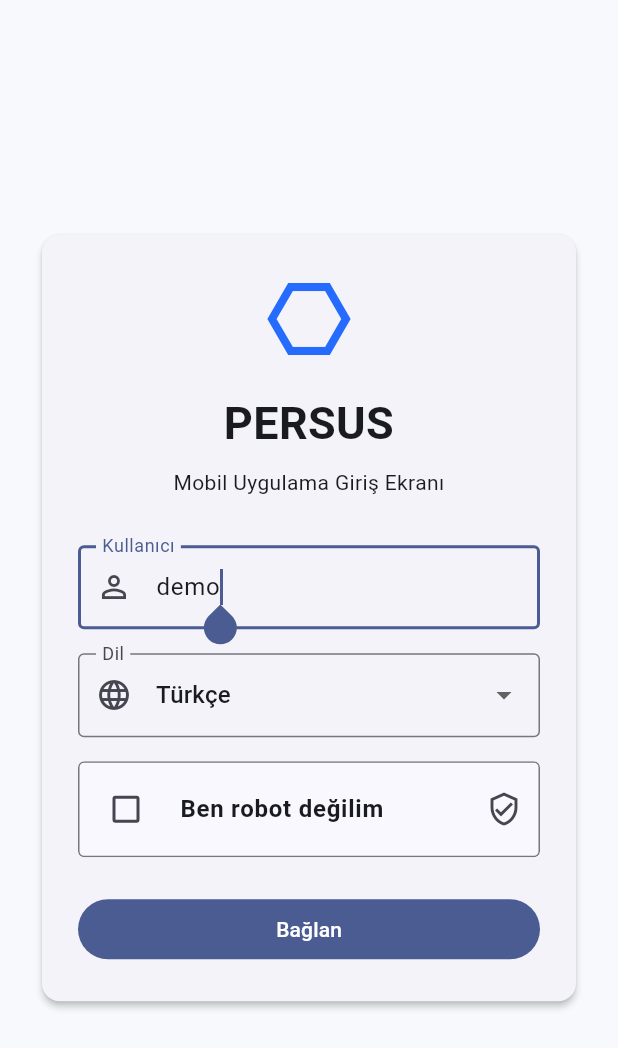
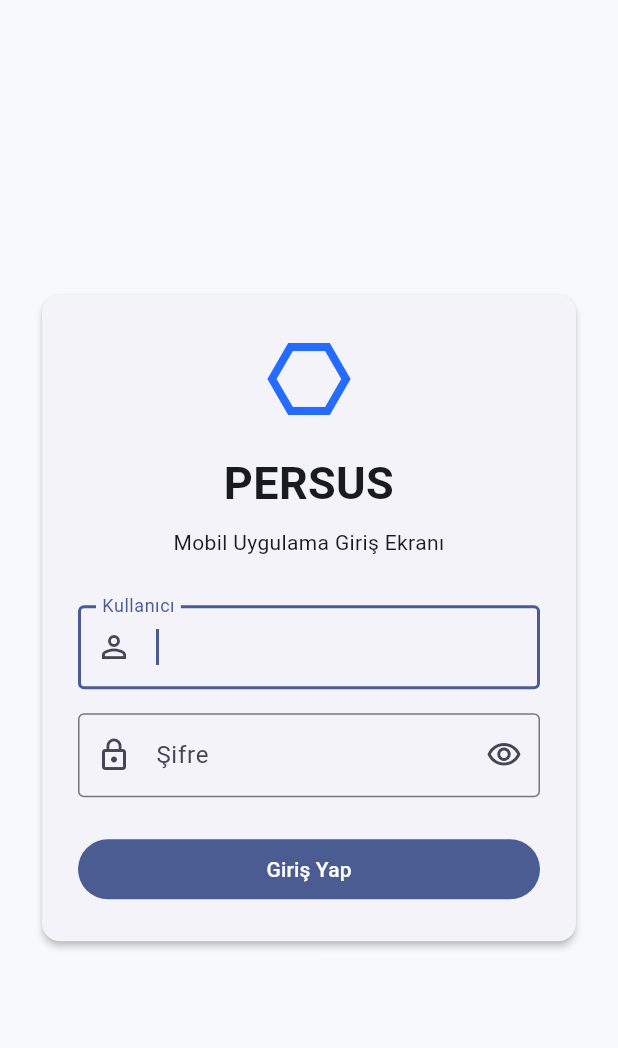
Before and after one commit to rifyilmaz/persus-mobile, a Flutter app: the screen it shows after launch, on a phone screen of 412 x 824 dp. Shown: the top 1048 px of the screen. Run offline on Flutter 3.47's test engine with Material 3 defaults, Android fonts, the phone set to English and light mode, and no system bars.

Commit message:
Connect mobile login to real Persus API

```diff
--- a/lib/features/auth/data/models/login_request.dart
+++ b/lib/features/auth/data/models/login_request.dart
@@ -1,16 +1,16 @@
 class LoginRequest {
   final String username;
-  final String language;
+  final String password;
 
-  LoginRequest({
+  const LoginRequest({
     required this.username,
-    required this.language,
+    required this.password,
   });
 
   Map<String, dynamic> toJson() {
     return {
       'username': username,
-      'language': language,
+      'password': password,
     };
   }
 }
--- a/lib/features/auth/data/models/login_response.dart
+++ b/lib/features/auth/data/models/login_response.dart
@@ -1,43 +1,58 @@
 class LoginResponse {
-  final bool success;
-  final int userId;
+  final String status;
+  final int errorCode;
+  final String errorMsg;
+
+  final String token;
+  final String tokenType;
+
+  final String userId;
   final String username;
   final String fullName;
-  final String token;
-  final String tokenType;
-  final int expiresIn;
 
-  LoginResponse({
-    required this.success,
+  const LoginResponse({
+    required this.status,
+    required this.errorCode,
+    required this.errorMsg,
+    required this.token,
+    required this.tokenType,
     required this.userId,
     required this.username,
     required this.fullName,
-    required this.token,
-    required this.tokenType,
-    required this.expiresIn,
   });
 
   factory LoginResponse.fromJson(Map<String, dynamic> json) {
+    final result = json['result'];
+
+    final resultMap = result is Map<String, dynamic>
+        ? result
+        : <String, dynamic>{};
+
     return LoginResponse(
-      success: json['success'] as bool,
-      userId: json['userId'] as int,
-      username: json['username'] as String,
-      fullName: json['fullName'] as String,
-      token: json['token'] as String,
-      tokenType: json['tokenType'] as String,
-      expiresIn: json['expiresIn'] as int,
+      status: json['status']?.toString() ?? '',
+      errorCode: _parseInt(json['errorCode']),
+      errorMsg: json['errorMsg']?.toString() ?? '',
+
+      token: resultMap['token']?.toString() ?? '',
+      tokenType: resultMap['tokenType']?.toString() ?? '',
+
+      userId: resultMap['userId']?.toString() ?? '',
+      username: resultMap['username']?.toString() ?? '',
+      fullName: resultMap['fullName']?.toString() ?? '',
     );
   }
 
-  Map<String, dynamic> toJson() {
-    return {
-      'success': success,
-      'userId': userId,
-      'username': username,
-      'fullName': fullName,
-      'token': token,
-      'tokenType': tokenType,
-      'expiresIn': expiresIn,
-    };
+  bool get isSuccess {
+    return status == 'OK' &&
+        errorCode == 0 &&
+        token.isNotEmpty;
+  }
+
+  static int _parseInt(dynamic value) {
+    if (value is int) {
+      return value;
+    }
+
+    return int.tryParse(value?.toString() ?? '') ?? -1;
   }
 }
--- a/lib/features/auth/data/services/auth_service.dart
+++ b/lib/features/auth/data/services/auth_service.dart
@@ -3,6 +3,6 @@ import '../models/login_response.dart';
 abstract class AuthService {
   Future<LoginResponse> login({
     required String username,
-    required String language,
+    required String password,
   });
 }
--- a/lib/features/auth/presentation/login_page.dart
+++ b/lib/features/auth/presentation/login_page.dart
@@ -17,24 +17,36 @@ class LoginPage extends StatefulWidget {
 
 class _LoginPageState extends State<LoginPage> {
   final TextEditingController _usernameController =
-      TextEditingController(text: 'demo');
+      TextEditingController();
 
-  String _selectedLanguage = 'Türkçe';
-  bool _isHumanVerified = false;
+  final TextEditingController _passwordController =
+      TextEditingController();
+
   bool _isLoading = false;
+  bool _obscurePassword = true;
   String? _errorMessage;
 
   @override
   void dispose() {
     _usernameController.dispose();
+    _passwordController.dispose();
     super.dispose();
   }
 
   Future<void> _login() async {
-    if (!_isHumanVerified) {
+    final username = _usernameController.text.trim();
+    final password = _passwordController.text;
+
+    if (username.isEmpty) {
       setState(() {
-        _errorMessage =
-            'Devam etmek için “Ben robot değilim” alanını işaretleyin.';
+        _errorMessage = 'Kullanıcı adı boş bırakılamaz.';
+      });
+      return;
+    }
+
+    if (password.isEmpty) {
+      setState(() {
+        _errorMessage = 'Şifre boş bırakılamaz.';
       });
       return;
     }
@@ -45,12 +57,22 @@ class _LoginPageState extends State<LoginPage> {
     });
 
     try {
-      await widget.authService.login(
-        username: _usernameController.text,
-        language: _selectedLanguage,
+      final loginResponse = await widget.authService.login(
+        username: username,
+        password: password,
       );
 
       if (!mounted) {
+        return;
+      }
+
+      if (!loginResponse.isSuccess) {
+        setState(() {
+          _errorMessage = loginResponse.errorMsg.isNotEmpty
+              ? loginResponse.errorMsg
+              : 'Giriş işlemi başarısız oldu.';
+        });
+
         return;
       }
 
@@ -65,7 +87,9 @@ class _LoginPageState extends State<LoginPage> {
       }
 
       setState(() {
-        _errorMessage = error.toString().replaceFirst('Exception: ', '');
+        _errorMessage = error
+            .toString()
+            .replaceFirst('Exception: ', '');
       });
     } finally {
       if (mounted) {
@@ -81,9 +105,12 @@ class _LoginPageState extends State<LoginPage> {
     final colorScheme = Theme.of(context).colorScheme;
 
     return Scaffold(
-      body: Center(
+      body: SafeArea(
+        child: Center(
           child: ConstrainedBox(
-          constraints: const BoxConstraints(maxWidth: 430),
+            constraints: const BoxConstraints(
+              maxWidth: 430,
+            ),
             child: SingleChildScrollView(
               padding: const EdgeInsets.all(24),
               child: Card(
@@ -91,14 +118,17 @@ class _LoginPageState extends State<LoginPage> {
                 child: Padding(
                   padding: const EdgeInsets.all(24),
                   child: Column(
-                  crossAxisAlignment: CrossAxisAlignment.stretch,
+                    crossAxisAlignment:
+                        CrossAxisAlignment.stretch,
                     children: [
                       const Icon(
                         Icons.hexagon_outlined,
                         size: 64,
                         color: Color(0xFF246BFE),
                       ),
+
                       const SizedBox(height: 16),
+
                       const Text(
                         'PERSUS',
                         textAlign: TextAlign.center,
@@ -107,117 +137,111 @@ class _LoginPageState extends State<LoginPage> {
                           fontWeight: FontWeight.bold,
                         ),
                       ),
+
                       const SizedBox(height: 8),
+
                       const Text(
                         'Mobil Uygulama Giriş Ekranı',
                         textAlign: TextAlign.center,
                       ),
+
                       const SizedBox(height: 32),
+
                       TextField(
                         controller: _usernameController,
                         autofocus: true,
-                      textInputAction: TextInputAction.next,
+                        enabled: !_isLoading,
+                        textInputAction:
+                            TextInputAction.next,
                         keyboardType: TextInputType.text,
                         autocorrect: false,
                         enableSuggestions: false,
                         decoration: const InputDecoration(
                           labelText: 'Kullanıcı',
-                        prefixIcon: Icon(Icons.person_outline),
+                          prefixIcon:
+                              Icon(Icons.person_outline),
+                          border: OutlineInputBorder(),
                         ),
                       ),
+
                       const SizedBox(height: 16),
-                    DropdownButtonFormField<String>(
-                      initialValue: _selectedLanguage,
-                      decoration: const InputDecoration(
-                        labelText: 'Dil',
-                        prefixIcon: Icon(Icons.language),
-                      ),
-                      items: const [
-                        DropdownMenuItem(
-                          value: 'Türkçe',
-                          child: Text('Türkçe'),
-                        ),
-                        DropdownMenuItem(
-                          value: 'English',
-                          child: Text('English'),
-                        ),
-                      ],
-                      onChanged: _isLoading
-                          ? null
-                          : (value) {
-                              if (value != null) {
-                                setState(() {
-                                  _selectedLanguage = value;
-                                });
+
+                      TextField(
+                        controller: _passwordController,
+                        enabled: !_isLoading,
+                        obscureText: _obscurePassword,
+                        textInputAction:
+                            TextInputAction.done,
+                        onSubmitted: (_) {
+                          if (!_isLoading) {
+                            _login();
                           }
                         },
-                    ),
-                    const SizedBox(height: 16),
-                    Material(
-                      color: _isHumanVerified
-                          ? colorScheme.primaryContainer.withValues(alpha: 0.35)
-                          : colorScheme.surface,
-                      shape: RoundedRectangleBorder(
-                        side: BorderSide(
-                          color: _isHumanVerified
-                              ? colorScheme.primary
-                              : colorScheme.outline,
-                        ),
-                        borderRadius: BorderRadius.circular(4),
-                      ),
-                      clipBehavior: Clip.antiAlias,
-                      child: CheckboxListTile(
-                        value: _isHumanVerified,
-                        controlAffinity: ListTileControlAffinity.leading,
-                        contentPadding: const EdgeInsets.symmetric(
-                          horizontal: 12,
-                          vertical: 4,
-                        ),
-                        title: const Text(
-                          'Ben robot değilim',
-                          style: TextStyle(
-                            fontWeight: FontWeight.w600,
+                        decoration: InputDecoration(
+                          labelText: 'Şifre',
+                          prefixIcon:
+                              const Icon(Icons.lock_outline),
+                          border: const OutlineInputBorder(),
+                          suffixIcon: IconButton(
+                            tooltip: _obscurePassword
+                                ? 'Şifreyi göster'
+                                : 'Şifreyi gizle',
+                            onPressed: _isLoading
+                                ? null
+                                : () {
+                                    setState(() {
+                                      _obscurePassword =
+                                          !_obscurePassword;
+                                    });
+                                  },
+                            icon: Icon(
+                              _obscurePassword
+                                  ? Icons.visibility_outlined
+                                  : Icons
+                                      .visibility_off_outlined,
                             ),
                           ),
-                        secondary: Icon(
-                          Icons.verified_user_outlined,
-                          color: _isHumanVerified
-                              ? colorScheme.primary
-                              : colorScheme.onSurfaceVariant,
-                        ),
-                        onChanged: _isLoading
-                            ? null
-                            : (value) {
-                                setState(() {
-                                  _isHumanVerified = value ?? false;
-                                  _errorMessage = null;
-                                });
-                              },
                         ),
                       ),
+
                       if (_errorMessage != null) ...[
                         const SizedBox(height: 16),
-                      Text(
+                        Container(
+                          padding:
+                              const EdgeInsets.all(12),
+                          decoration: BoxDecoration(
+                            color: colorScheme.errorContainer,
+                            borderRadius:
+                                BorderRadius.circular(8),
+                          ),
+                          child: Text(
                             _errorMessage!,
                             style: TextStyle(
-                          color: colorScheme.error,
+                              color: colorScheme
+                                  .onErrorContainer,
+                            ),
                           ),
                         ),
                       ],
+
                       const SizedBox(height: 24),
+
                       FilledButton(
-                      onPressed: _isLoading ? null : _login,
+                        onPressed:
+                            _isLoading ? null : _login,
                         child: _isLoading
                             ? const SizedBox(
                                 width: 22,
                                 height: 22,
-                              child: CircularProgressIndicator(
+                                child:
+                                    CircularProgressIndicator(
                                   strokeWidth: 2,
                                 ),
                               )
-                          : const Text('Bağlan'),
+                            : const Text('Giriş Yap'),
                       ),
                     ],
+                  ),
                 ),
               ),
             ),
--- a/lib/features/dashboard/presentation/dashboard_page.dart
+++ b/lib/features/dashboard/presentation/dashboard_page.dart
@@ -16,7 +16,7 @@ class DashboardPage extends StatelessWidget {
   void _logout(BuildContext context) {
     Navigator.of(context).pushAndRemoveUntil(
       MaterialPageRoute(
-        builder: (_) => const LoginPage(
+        builder: (_) => LoginPage(
           authService: MockAuthService(),
         ),
       ),
--- a/lib/features/shell/presentation/main_shell.dart
+++ b/lib/features/shell/presentation/main_shell.dart
@@ -39,7 +39,7 @@ class _MainShellState extends State<MainShell> {
   void _logout(BuildContext context) {
     Navigator.of(context).pushAndRemoveUntil(
       MaterialPageRoute(
-        builder: (_) => const LoginPage(
+        builder: (_) =>  LoginPage(
           authService: MockAuthService(),
         ),
       ),
--- a/lib/main.dart
+++ b/lib/main.dart
@@ -1,8 +1,9 @@
 import 'package:flutter/material.dart';
 
+import 'features/auth/data/services/auth_service.dart';
+import 'features/auth/data/services/real_auth_service.dart';
+import 'features/auth/presentation/login_page.dart';
 import 'core/theme/app_theme.dart';
-import 'features/auth/data/services/mock_auth_service.dart';
-import 'features/auth/presentation/login_page.dart';
 
 void main() {
   runApp(const PersusApp());
@@ -13,12 +14,16 @@ class PersusApp extends StatelessWidget {
 
   @override
   Widget build(BuildContext context) {
+    final AuthService authService = RealAuthService(
+      baseUrl: 'https://www.persusapp.com.tr/persus-web/api',
+    );
+
     return MaterialApp(
       title: 'Persus Mobile',
       debugShowCheckedModeBanner: false,
       theme: AppTheme.lightTheme,
-      home: const LoginPage(
-        authService: MockAuthService(),
+      home: LoginPage(
+        authService: authService,
       ),
     );
   }
```
Also changed, not shown: lib/features/auth/data/services/mock_auth_service.dart (+18 -21 lines), lib/features/auth/data/services/real_auth_service.dart (+44 -8 lines), 1 other file. Lines whose indentation alone changed are shown as unchanged.
